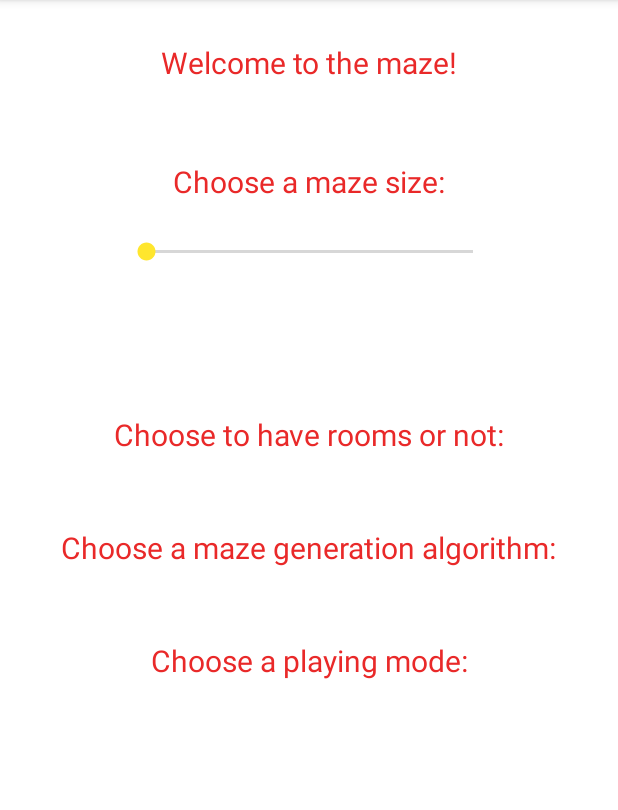
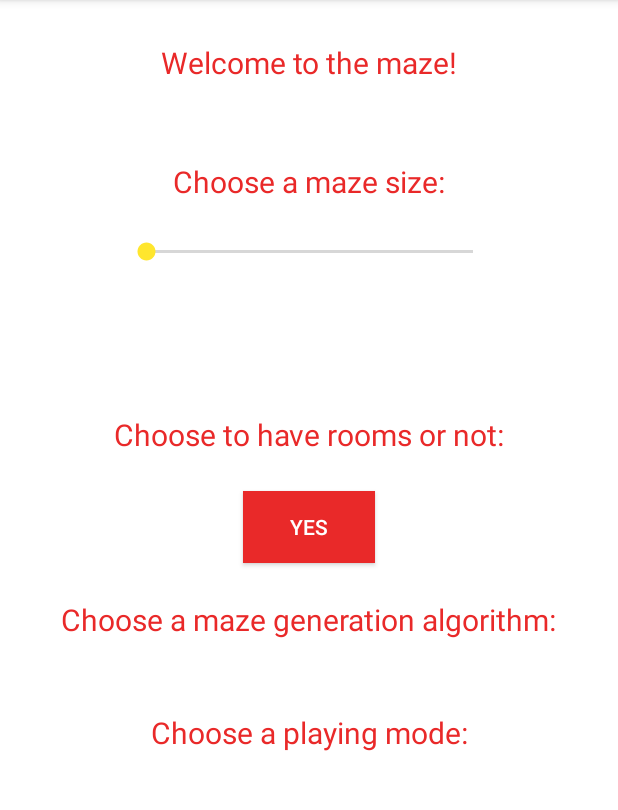
Before and after one commit to dnmontenegro/amazebydavidmontenegro, an Android app: the screen it shows after launch (AMazeActivity), on a phone screen of 412 x 824 dp, the part 84-894 px from its top. Run offline under Robolectric (Android 15) with nearby library versions, the phone set to English and light mode, and no system bars.

Commit message:
Added working toggle button to AMazeActivity

```diff
--- a/app/src/main/java/edu/wm/cs/cs301/DavidMontenegro/gui/AMazeActivity.java
+++ b/app/src/main/java/edu/wm/cs/cs301/DavidMontenegro/gui/AMazeActivity.java
@@ -4,11 +4,14 @@ import androidx.appcompat.app.AppCompatActivity;
 
 import android.os.Bundle;
 import android.util.Log;
+import android.view.View;
 import android.widget.Button;
+import android.widget.CompoundButton;
 import android.widget.SeekBar;
 import android.widget.Spinner;
 import android.widget.TextView;
 import android.widget.Toast;
+import android.widget.ToggleButton;
 
 import edu.wm.cs.cs301.DavidMontenegro.R;
 
@@ -20,7 +23,8 @@ public class AMazeActivity extends AppCompatActivity {
     private TextView tProgress;
     private int mazeSize;
     private TextView tRooms;
-    private Button rooms;
+    private ToggleButton rooms;
+    private boolean mazeRooms;
     private TextView tAlgorithm;
     private Spinner algorithm;
     private TextView tMode;
@@ -37,7 +41,10 @@ public class AMazeActivity extends AppCompatActivity {
         tSize = (TextView) findViewById(R.id.tSize);
         size = (SeekBar) findViewById(R.id.size);
         tProgress = (TextView) findViewById(R.id.tProgress);
+        mazeSize = 0;
         tRooms = (TextView) findViewById(R.id.tRooms);
+        rooms = (ToggleButton) findViewById(R.id.rooms);
+        mazeRooms = true;
         tAlgorithm = (TextView) findViewById(R.id.tAlgorithm);
         tMode = (TextView) findViewById(R.id.tMode);
 
@@ -61,5 +68,21 @@ public class AMazeActivity extends AppCompatActivity {
             }
         });
 
+        rooms.setOnCheckedChangeListener(new CompoundButton.OnCheckedChangeListener() {
+            @Override
+            public void onCheckedChanged(CompoundButton buttonView, boolean isChecked) {
+                if(isChecked) {
+                    mazeRooms = true;
+                    Toast.makeText(getApplicationContext(), R.string.inputDetected, Toast.LENGTH_SHORT).show();
+                    Log.v((String) getApplicationContext().getText(R.string.tRooms), (String) getApplicationContext().getText(R.string.inputDetected));
+                }
+                else {
+                    mazeRooms = false;
+                    Toast.makeText(getApplicationContext(), R.string.inputDetected, Toast.LENGTH_SHORT).show();
+                    Log.v((String) getApplicationContext().getText(R.string.tRooms), (String) getApplicationContext().getText(R.string.inputDetected));
+                }
+            }
+        });
+
     }
 }
--- a/app/src/main/res/layout/activity_amaze.xml
+++ b/app/src/main/res/layout/activity_amaze.xml
@@ -63,6 +63,19 @@
         app:layout_constraintRight_toRightOf="parent"
         app:layout_constraintTop_toBottomOf="@id/tProgress" />
 
+    <ToggleButton
+        android:id="@+id/rooms"
+        android:layout_width="wrap_content"
+        android:layout_height="wrap_content"
+        android:checked="true"
+        android:textOn="@string/roomsYes"
+        android:textOff="@string/roomsNo"
+        android:textColor="@color/white"
+        android:background="@color/red"
+        app:layout_constraintLeft_toLeftOf="parent"
+        app:layout_constraintRight_toRightOf="parent"
+        app:layout_constraintTop_toBottomOf="@id/tRooms" />
+
     <TextView
         android:id="@+id/tAlgorithm"
         android:layout_width="wrap_content"
@@ -73,7 +86,7 @@
         android:text="@string/tAlgorithm"
         app:layout_constraintLeft_toLeftOf="parent"
         app:layout_constraintRight_toRightOf="parent"
-        app:layout_constraintTop_toBottomOf="@id/tRooms" />
+        app:layout_constraintTop_toBottomOf="@id/rooms" />
 
     <TextView
         android:id="@+id/tMode"
--- a/app/src/main/res/values/strings.xml
+++ b/app/src/main/res/values/strings.xml
@@ -7,4 +7,6 @@
     <string name="tAlgorithm">Choose a maze generation algorithm:</string>
     <string name="tMode">Choose a playing mode:</string>
     <string name="inputDetected">Input detected!</string>
+    <string name="roomsYes">YES</string>
+    <string name="roomsNo">NO</string>
 </resources>
```
